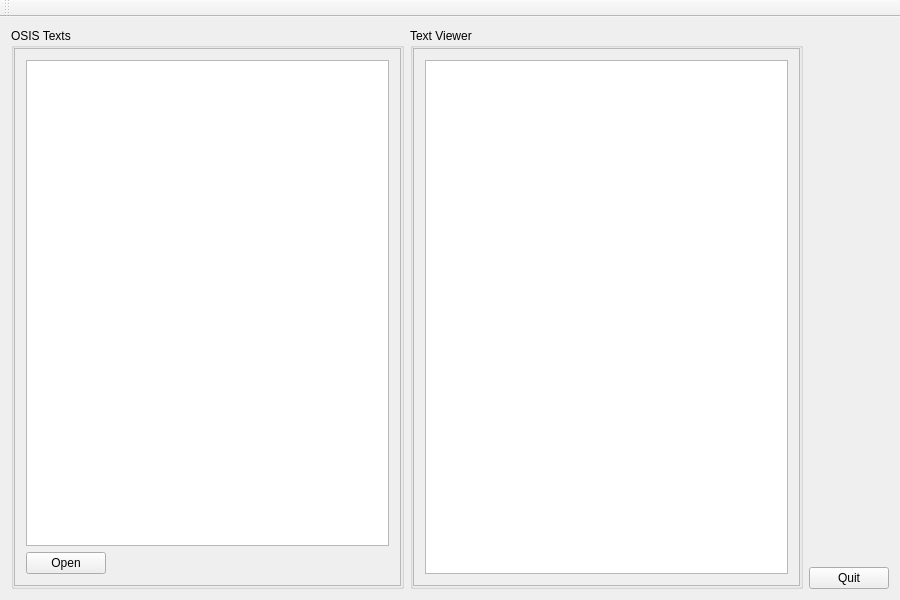
Old version of the form gui/src/mainwindow.ui in the repository NucleaPeon/QOsis.
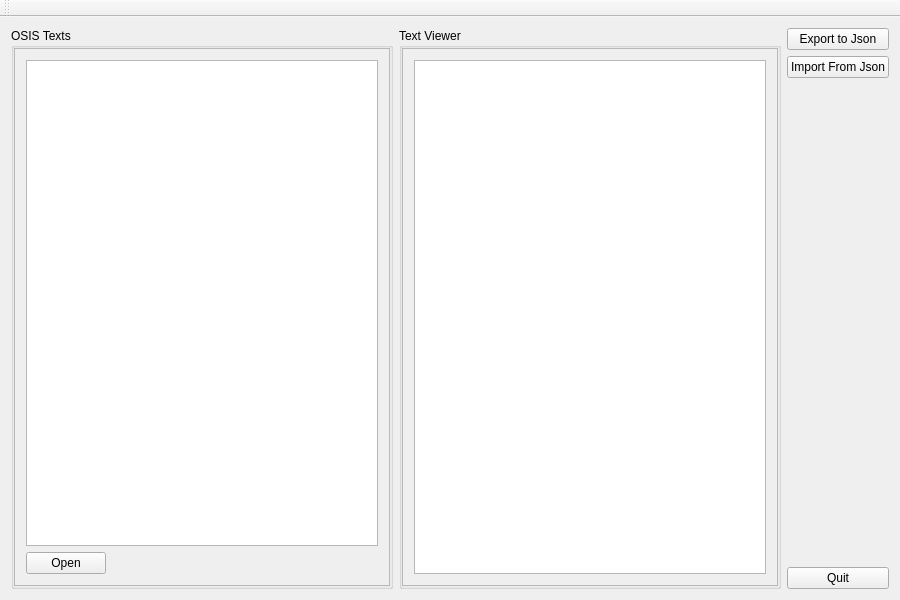
New version of the form.

Commit message: Working on getting json importing to not crash

Patch:
```diff
--- a/gui/src/mainwindow.ui
+++ b/gui/src/mainwindow.ui
@@ -55,7 +55,7 @@
                  <rect>
                   <x>0</x>
                   <y>0</y>
-                  <width>381</width>
+                  <width>339</width>
                   <height>532</height>
                  </rect>
                 </property>
@@ -132,7 +132,7 @@
                <rect>
                 <x>0</x>
                 <y>0</y>
-                <width>382</width>
+                <width>341</width>
                 <height>534</height>
                </rect>
               </property>
@@ -151,6 +151,20 @@
       </item>
       <item>
        <layout class="QVBoxLayout" name="verticalLayout">
+        <item>
+         <widget class="QPushButton" name="btnExpToJson">
+          <property name="text">
+           <string>Export to Json</string>
+          </property>
+         </widget>
+        </item>
+        <item>
+         <widget class="QPushButton" name="btnImpFromJson">
+          <property name="text">
+           <string>Import From Json</string>
+          </property>
+         </widget>
+        </item>
         <item>
          <spacer name="verticalSpacer">
           <property name="orientation">
```
The commit also changes 12 other files.
